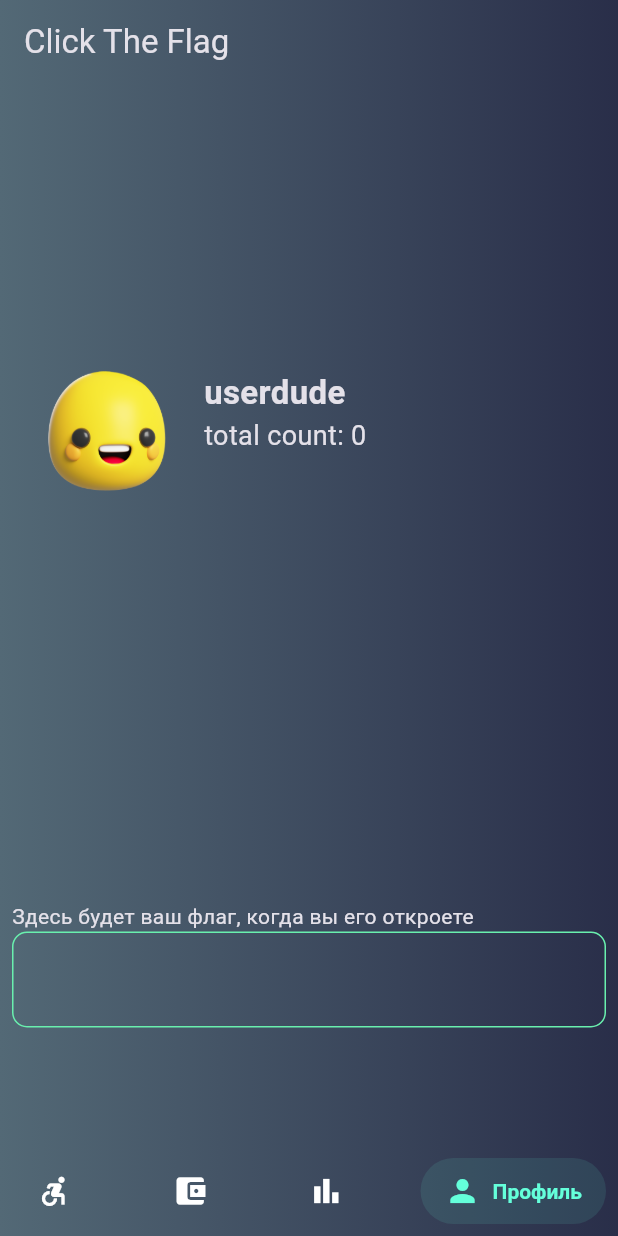
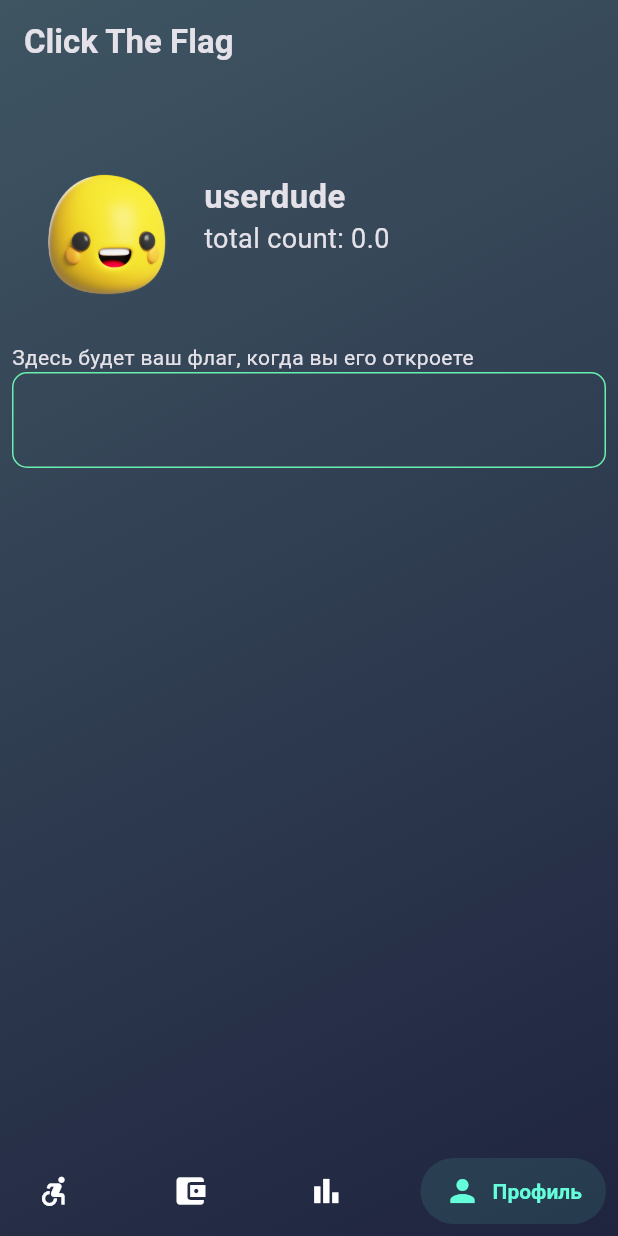
Before and after one commit to Un1c0re/ctf_clicker, a Flutter app: the screen it shows after launch, item 4 of the bottom bar chosen, on a phone screen of 412 x 824 dp. Run offline on Flutter 3.47's test engine with Material 3 defaults, Android fonts, the phone set to English and light mode, and no system bars; drawn by our look-alikes of salomon_bottom_bar; our stand-ins replace drift, get; missing offline and left inert: simple_progress_indicators; accounts and stored records are empty; generated files the repository leaves out were written again; Roboto replaces fonts that are missing (Rubick).

Commit message:
[⛳] Добавлены модели и контроллеры для flag

```diff
--- /dev/null
+++ b/lib/controllers/flag_controller.dart
@@ -0,0 +1,13 @@
+import 'package:get/get.dart';
+
+import '../models/flag_model.dart';
+
+class FlagController extends GetxController {
+  Flag flag = Flag.defaultFlag();
+
+  bool isFlag() => flag.value.isNotEmpty;
+
+  Flag getFlag() => flag;
+
+  void getFlagValue() {}
+}
--- a/lib/main.dart
+++ b/lib/main.dart
@@ -21,6 +21,7 @@ class MyApp extends StatelessWidget {
           seedColor: Colors.indigo,
           brightness: Brightness.dark,
         ),
+        fontFamily: 'Rubick',
         useMaterial3: true,
         visualDensity: VisualDensity.adaptivePlatformDensity,
       ),
--- /dev/null
+++ b/lib/models/flag_model.dart
@@ -0,0 +1,16 @@
+class Flag {
+  final String value;
+  final int price;
+  final String path;
+
+  Flag({
+    required this.value,
+    required this.price,
+    required this.path,
+  });
+
+  Flag.defaultFlag()
+      : value = '',
+        price = 1000000,
+        path = 'assets/images/flag.png';
+}
--- a/lib/utils/styles.dart
+++ b/lib/utils/styles.dart
@@ -16,9 +16,9 @@ InputDecoration flagField = const InputDecoration(
       Radius.circular(10.0),
     ),
   ),
-  errorBorder: OutlineInputBorder(
+  disabledBorder: OutlineInputBorder(
     borderSide: BorderSide(
-      color: Colors.transparent,
+      color: Colors.greenAccent,
     ),
     borderRadius: BorderRadius.all(
       Radius.circular(10.0),
--- a/lib/views/home.dart
+++ b/lib/views/home.dart
@@ -30,14 +30,23 @@ class _HomeScreenState extends State<HomeScreen> {
       extendBodyBehindAppBar: true,
       appBar: AppBar(
         backgroundColor: Colors.transparent,
-        title: Text(widget.title),
+        title: Text(
+          widget.title,
+          style: const TextStyle(
+            fontWeight: FontWeight.bold,
+            fontFamily: 'Roboto',
+          ),
+        ),
       ),
       body: DecoratedBox(
           decoration: const BoxDecoration(
-            gradient: LinearGradient(colors: [
-              Color.fromRGBO(83, 105, 118, 1),
-              Color.fromRGBO(41, 46, 73, 1)
-            ]),
+            gradient: LinearGradient(
+                begin: Alignment.topLeft,
+                end: Alignment.bottomRight,
+                colors: [
+                  Color.fromRGBO(63, 85, 98, 1),
+                  Color.fromRGBO(31, 36, 63, 1)
+                ]),
           ),
           child: Padding(
             padding:
--- a/lib/views/profile/profile_screen.dart
+++ b/lib/views/profile/profile_screen.dart
@@ -1,8 +1,12 @@
+import 'package:ctf_clicker/controllers/flag_controller.dart';
+import 'package:ctf_clicker/controllers/tap_controller.dart';
+import 'package:ctf_clicker/controllers/tap_controller.dart';
 import 'package:ctf_clicker/controllers/user_controller.dart';
 import 'package:ctf_clicker/utils/styles.dart';
 import 'package:flutter/material.dart';
 import 'package:get/get.dart';
 
+import '../../models/flag_model.dart';
 import '../../models/user_model.dart';
 
 class ProfileScreen extends StatefulWidget {
@@ -14,25 +18,38 @@ class ProfileScreen extends StatefulWidget {
 
 class _ProfileScreenState extends State<ProfileScreen> {
   final UserController controller = Get.put(UserController());
+  final FlagController flagController = Get.put(FlagController());
+  final TapController tapController = Get.put(TapController());
+  final TextEditingController fieldController = TextEditingController();
 
   final flagInputDecoration = flagField.copyWith(
     alignLabelWithHint: true,
     floatingLabelBehavior: FloatingLabelBehavior.always,
-    enabled: true,
+    enabled: false,
   );
+
+  void setFlagField(String value) {
+    fieldController.text = value;
+  }
 
   @override
   Widget build(BuildContext context) {
     final UserModel currentUser = controller.user();
+    final Flag flag = flagController.getFlag();
+
+    if (flag.value.isNotEmpty) {
+      setFlagField(flag.value);
+    }
+
     return Column(
-      mainAxisAlignment: MainAxisAlignment.spaceAround,
+      mainAxisAlignment: MainAxisAlignment.start,
       crossAxisAlignment: CrossAxisAlignment.stretch,
       children: [
         Row(
           children: [
             Image.asset(currentUser.skin.path, height: 128),
             Column(
-              mainAxisAlignment: MainAxisAlignment.center,
+              mainAxisAlignment: MainAxisAlignment.start,
               crossAxisAlignment: CrossAxisAlignment.start,
               children: [
                 Text(
@@ -42,19 +59,24 @@ class _ProfileScreenState extends State<ProfileScreen> {
                     fontWeight: FontWeight.bold,
                   ),
                 ),
-                Text(
-                  'total count: ${currentUser.count}',
-                  style: const TextStyle(fontSize: 18),
+                Obx(
+                  () => Text(
+                    'total count: ${tapController.counter.value.toStringAsFixed(1)}',
+                    style: const TextStyle(fontSize: 18),
+                  ),
                 ),
               ],
             ),
           ],
         ),
+        const SizedBox(height: 20),
         Column(
           crossAxisAlignment: CrossAxisAlignment.start,
           children: [
-            const Text('Здесь будет ваш флаг, когда вы его откроете'),
-            TextField(decoration: flagInputDecoration),
+            Text(flag.path.isNotEmpty
+                ? 'Здесь будет ваш флаг, когда вы его откроете'
+                : 'Скорее используйте флаг!'),
+            TextField(decoration: flagInputDecoration, enabled: false),
           ],
         ),
       ],
--- a/lib/views/shop/shop_screen.dart
+++ b/lib/views/shop/shop_screen.dart
@@ -15,8 +15,9 @@ class _ShopScreenState extends State<ShopScreen> {
   @override
   Widget build(BuildContext context) {
     return Padding(
-      padding:
-          EdgeInsets.only(bottom: DeviceScreenConstants.screenHeight * 0.06),
+      padding: EdgeInsets.only(
+          top: DeviceScreenConstants.screenHeight * 0.025,
+          bottom: DeviceScreenConstants.screenHeight * 0.06),
       child: SingleChildScrollView(
         child: Column(
           crossAxisAlignment: CrossAxisAlignment.stretch,
```
Also changed, not shown: lib/controllers/liderboard_controller.dart (added, +11 -0 lines), lib/utils/constants.dart (+22 -0 lines), lib/views/board/board_screen.dart (+9 -4 lines), lib/views/tap/tap_screen.dart (+2 -10 lines), lib/views/widgets/flag_widget.dart (+24 -6 lines), lib/views/widgets/liderboard_widget.dart (+7 -18 lines).
